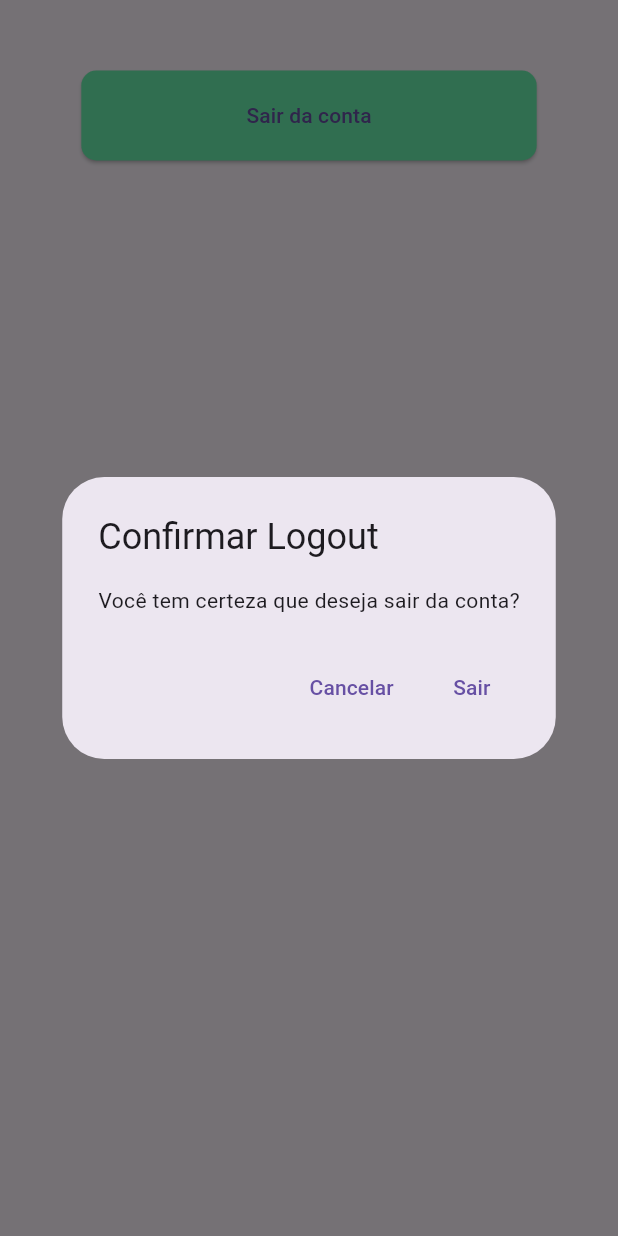
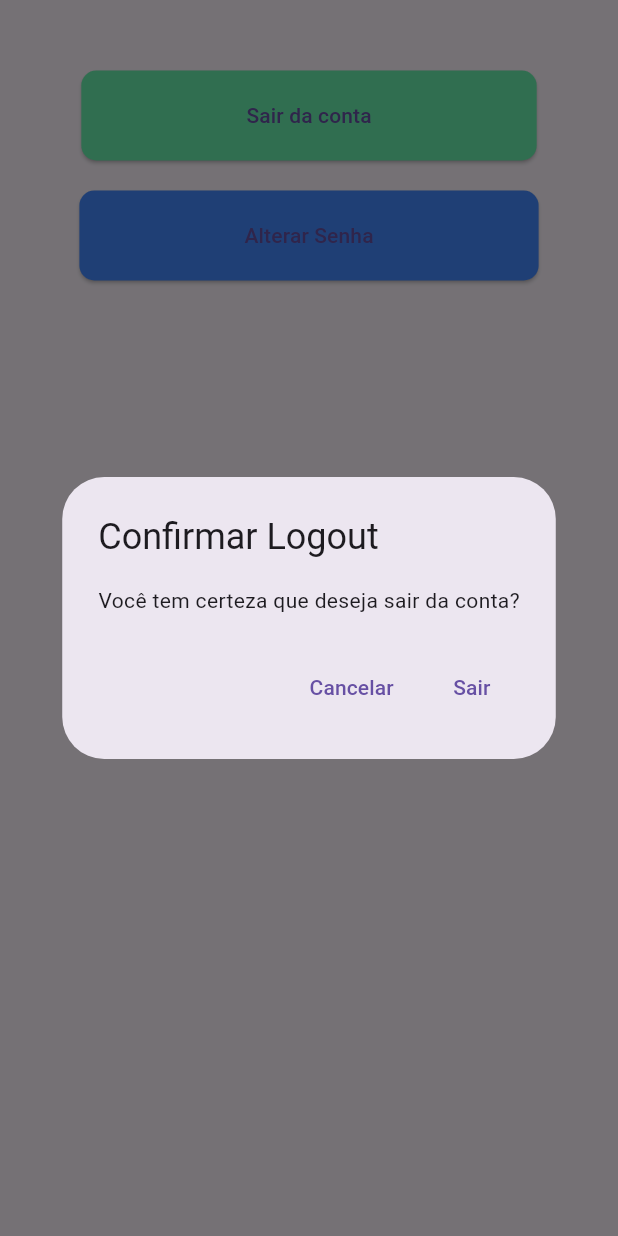
Before and after one commit to lucasrocha0402/meu_patrimonio, a Flutter app: the ProfileScreen screen opened directly with empty values, after a tap on "Sair da conta", on a phone screen of 412 x 824 dp. Run offline on Flutter 3.47's test engine with Material 3 defaults, Android fonts, the phone set to English and light mode, and no system bars; our stand-ins replace camera, flutter_secure_storage, image_picker, photo_view; missing offline and left inert: barcode_scan2; accounts and stored records are empty.

Commit message:
feat: dia 27 alterações.

```diff
--- a/lib/screens/profile_screen.dart
+++ b/lib/screens/profile_screen.dart
@@ -2,6 +2,7 @@ import 'package:flutter/material.dart';
 import 'package:patrimonio_izzy_app/models/patrimonio.dart';
 import '../models/user.dart';
 import '../screens/login_screen.dart';
+import 'ChangePasswordScreen.dart';
 
 class ProfileScreen extends StatefulWidget {
   final User user;
@@ -29,6 +30,10 @@ class _ProfileScreenState extends State<ProfileScreen> {
             Center(
               child: _buildLogoutButton(),
             ),
+            SizedBox(height: 20), // Espaço entre os botões
+            Center(
+              child: _buildChangePasswordButton(),
+            )
           ],
         ),
       ),
@@ -78,4 +83,23 @@ class _ProfileScreenState extends State<ProfileScreen> {
       (route) => false,
     );
   }
+
+  ElevatedButton _buildChangePasswordButton() {
+    return ElevatedButton(
+      onPressed: () {
+        Navigator.push(
+          context,
+          MaterialPageRoute(builder: (context) => ChangePasswordScreen()),
+        );
+      },
+      style: ElevatedButton.styleFrom(
+        backgroundColor: Colors.blueAccent,
+        shape: RoundedRectangleBorder(
+          borderRadius: BorderRadius.circular(10),
+        ),
+        padding: const EdgeInsets.symmetric(vertical: 20.0, horizontal: 110.0),
+      ),
+      child: const Text('Alterar Senha'),
+    );
+  }
 }
```
Also changed, not shown: lib/screens/ChangePasswordScreen.dart (added, +105 -0 lines).
